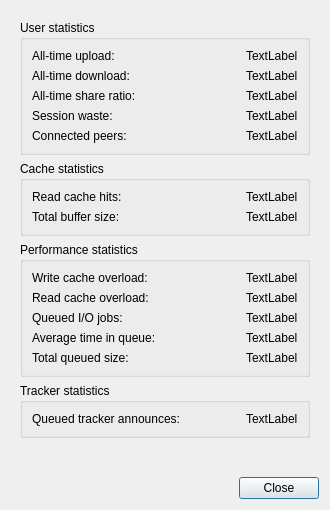
Before: the Qt Designer form src/gui/statsdialog.ui in qbittorrent/qBittorrent, drawn with Qt 5.
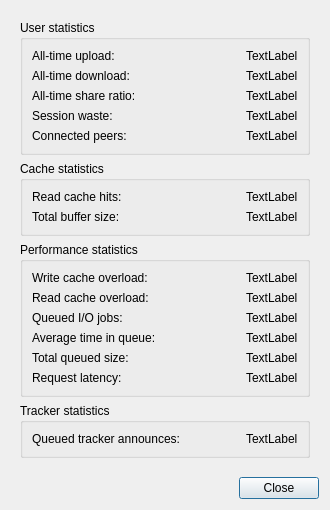
After: the same form once the commit is applied.

Commit message:
Add 'request latency' metric to Statistics dialog
It is defined as:
> The time it takes from receiving a request from a peer until we're sending the
> response back on the socket.

http://libtorrent.org/manual-ref.html#session-statistics

Patch:
```diff
--- a/src/gui/statsdialog.ui
+++ b/src/gui/statsdialog.ui
@@ -224,6 +224,23 @@
             </property>
            </widget>
           </item>
+          <item row="5" column="0">
+           <widget class="QLabel" name="labelRequestLatencyText">
+            <property name="toolTip">
+             <string>The time it takes from receiving a request from a peer until we're sending the response back on the socket</string>
+            </property>
+            <property name="text">
+             <string>Request latency:</string>
+            </property>
+           </widget>
+          </item>
+          <item row="5" column="1" alignment="Qt::AlignmentFlag::AlignRight">
+           <widget class="QLabel" name="labelRequestLatency">
+            <property name="text">
+             <string notr="true">TextLabel</string>
+            </property>
+           </widget>
+          </item>
          </layout>
         </widget>
        </item>
```
Left out of the diff: 2 changed lines with no effect on the pictures. The commit also changes 8 other files.
